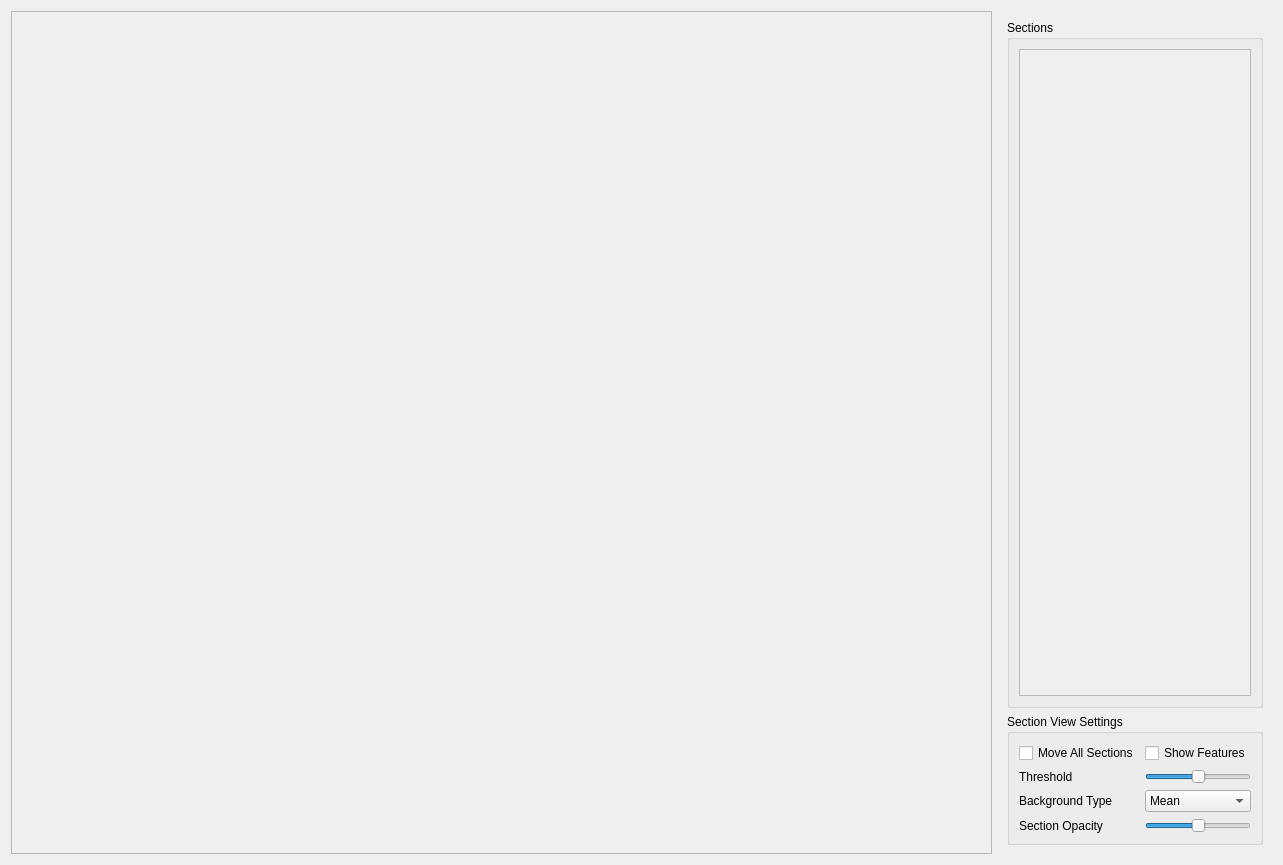
This is storm_control/steve/qtdesigner/sections.ui in ZhuangLab/storm-control as Qt 5 draws it before an edit. The edited form follows.
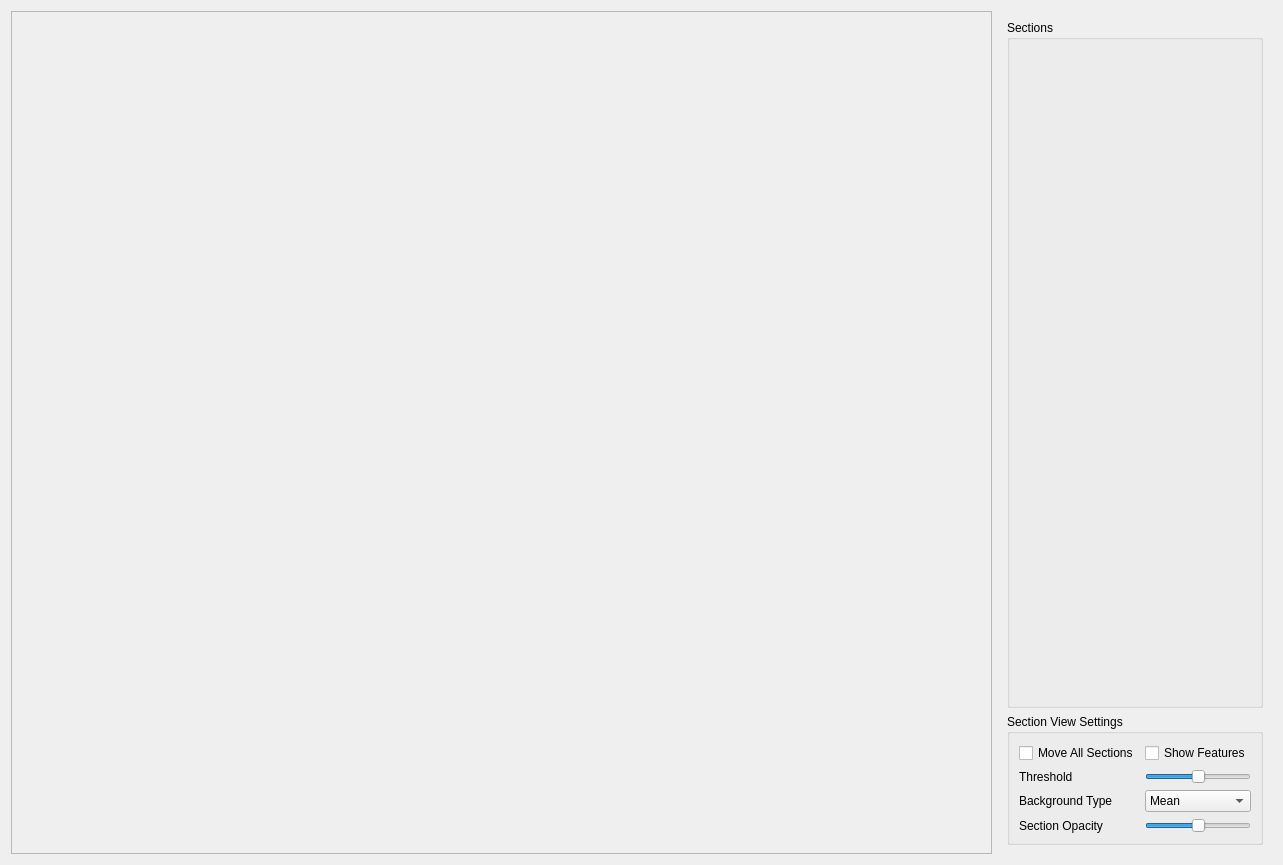
This is the edited form.

Commit message: Partial restoration of sections functionality.

Patch:
```diff
--- a/storm_control/steve/qtdesigner/sections.ui
+++ b/storm_control/steve/qtdesigner/sections.ui
@@ -32,6 +32,12 @@
    </item>
    <item>
     <widget class="QWidget" name="sectionsWidget" native="true">
+     <property name="sizePolicy">
+      <sizepolicy hsizetype="Maximum" vsizetype="MinimumExpanding">
+       <horstretch>0</horstretch>
+       <verstretch>0</verstretch>
+      </sizepolicy>
+     </property>
      <property name="minimumSize">
       <size>
        <width>0</width>
@@ -62,31 +68,6 @@
         <property name="title">
          <string>Sections</string>
         </property>
-        <layout class="QVBoxLayout" name="verticalLayout_6">
-         <item>
-          <widget class="QScrollArea" name="sectionsScrollArea">
-           <property name="sizePolicy">
-            <sizepolicy hsizetype="Preferred" vsizetype="Preferred">
-             <horstretch>0</horstretch>
-             <verstretch>0</verstretch>
-            </sizepolicy>
-           </property>
-           <property name="widgetResizable">
-            <bool>true</bool>
-           </property>
-           <widget class="QWidget" name="scrollAreaWidgetContents">
-            <property name="geometry">
-             <rect>
-              <x>0</x>
-              <y>0</y>
-              <width>270</width>
-              <height>644</height>
-             </rect>
-            </property>
-           </widget>
-          </widget>
-         </item>
-        </layout>
        </widget>
       </item>
       <item>
```
The commit also changes 3 other files.
